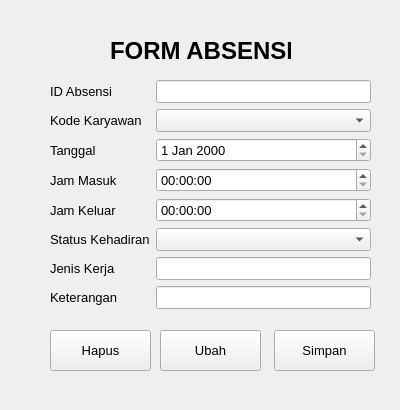
adiyatzzz/Aplikasi-Penggajian-Pyqt6, file ui/formabsensi.ui: the form before one commit.
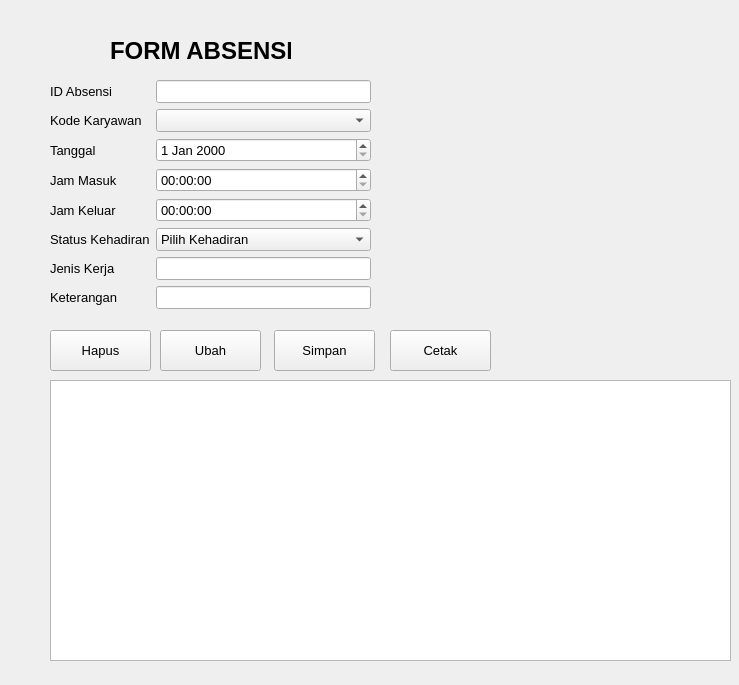
The form after the commit.

Commit message: menambahkan fitur CRUD dan cetak data di semua form

The edit to the form file:
```diff
--- a/ui/formabsensi.ui
+++ b/ui/formabsensi.ui
@@ -6,8 +6,8 @@
    <rect>
     <x>0</x>
     <y>0</y>
-    <width>400</width>
-    <height>410</height>
+    <width>739</width>
+    <height>685</height>
    </rect>
   </property>
   <property name="font">
@@ -106,7 +106,33 @@
      </widget>
     </item>
     <item row="5" column="1">
-     <widget class="QComboBox" name="statusKehadiranComboBox"/>
+     <widget class="QComboBox" name="statusKehadiranComboBox">
+      <item>
+       <property name="text">
+        <string>Pilih Kehadiran</string>
+       </property>
+      </item>
+      <item>
+       <property name="text">
+        <string>Hadir</string>
+       </property>
+      </item>
+      <item>
+       <property name="text">
+        <string>Alfa</string>
+       </property>
+      </item>
+      <item>
+       <property name="text">
+        <string>Sakit</string>
+       </property>
+      </item>
+      <item>
+       <property name="text">
+        <string>Cuti</string>
+       </property>
+      </item>
+     </widget>
     </item>
     <item row="7" column="0">
      <widget class="QLabel" name="keteranganLabel">
@@ -169,6 +195,35 @@
     <string>Hapus</string>
    </property>
   </widget>
+  <widget class="QTableView" name="tableAbsen">
+   <property name="geometry">
+    <rect>
+     <x>50</x>
+     <y>380</y>
+     <width>681</width>
+     <height>281</height>
+    </rect>
+   </property>
+  </widget>
+  <widget class="QPushButton" name="btnCetak">
+   <property name="geometry">
+    <rect>
+     <x>390</x>
+     <y>330</y>
+     <width>101</width>
+     <height>41</height>
+    </rect>
+   </property>
+   <property name="font">
+    <font>
+     <pointsize>10</pointsize>
+     <bold>false</bold>
+    </font>
+   </property>
+   <property name="text">
+    <string>Cetak</string>
+   </property>
+  </widget>
  </widget>
  <resources/>
  <connections/>
```
Left out of the diff: 6 changed lines with no effect on the pictures. The commit also changes 13 other files.
